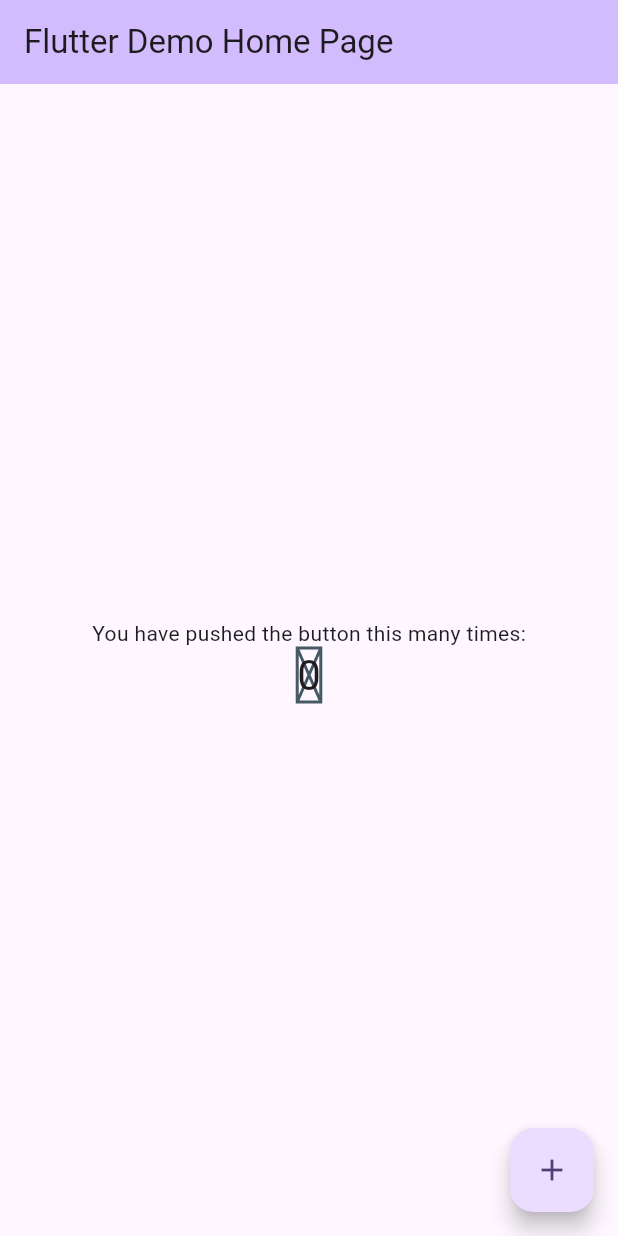
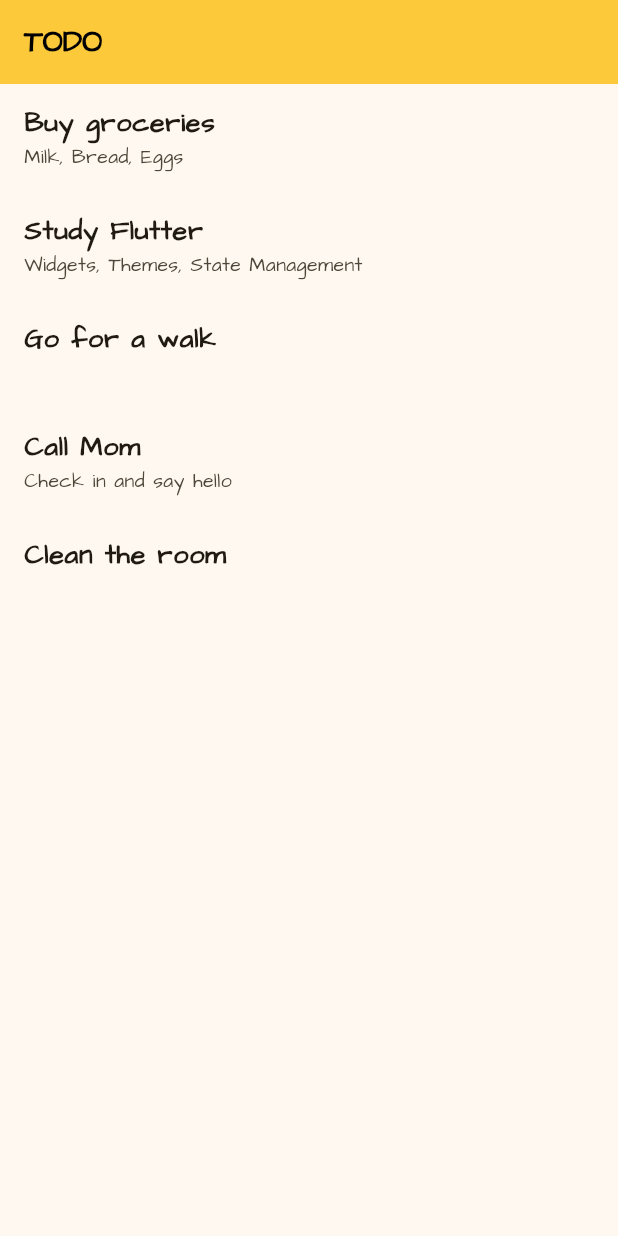
Before and after one commit to flutter-dev-mohamed/TODOApp, a Flutter app: the screen it shows after launch, on a phone screen of 412 x 824 dp. Run offline on Flutter 3.47's test engine with Material 3 defaults, Android fonts, the light colour scheme and no system bars.

Commit message:
Making the TaskCard Widget

```diff
--- /dev/null
+++ b/lib/Pages/HomePage.dart
@@ -0,0 +1,24 @@
+import 'package:flutter/material.dart';
+import 'package:test_again/dataBase/dataBase.dart';
+import 'package:test_again/theamData.dart';
+import 'package:test_again/Pages/taskCard.dart';
+
+class Homepage extends StatelessWidget {
+  Homepage({super.key});
+
+  @override
+  Widget build(BuildContext context) {
+    return Scaffold(
+      appBar: AppBar(
+        title: Text("TODO"),
+      ),
+      body: ListView.builder(
+        //  TODO: Add the taskCard widget here!
+        itemCount: tasks.length,
+        itemBuilder: (BuildContext context, index) {
+          return Taskcard(task: tasks[index]);
+        },
+      ),
+    );
+  }
+}
--- /dev/null
+++ b/lib/Pages/taskCard.dart
@@ -0,0 +1,36 @@
+import 'package:flutter/material.dart';
+import '../dataBase/dataBase.dart';
+
+const TextStyle titleTextStyle = TextStyle(
+  fontWeight: FontWeight.bold,
+  fontSize: 18,
+);
+const TextStyle subTitleStyle = TextStyle(
+  fontSize: 13,
+);
+
+class Taskcard extends StatelessWidget {
+  Taskcard({super.key, required this.task});
+
+  MyTask task;
+
+  @override
+  Widget build(BuildContext context) {
+    return Dismissible(
+      key: Key(task.ID),
+      child: Expanded(
+        child: ListTile(
+          //  TODO: Add the onTap push -> TaskPage
+          title: Text(
+            task.title,
+            style: titleTextStyle,
+          ),
+          subtitle: Text(
+            task.description,
+            style: subTitleStyle,
+          ),
+        ),
+      ),
+    );
+  }
+}
--- /dev/null
+++ b/lib/dataBase/dataBase.dart
@@ -0,0 +1,38 @@
+import 'package:uuid/uuid.dart';
+
+class MyTask {
+  String title;
+  final String ID;
+  String description;
+  bool checked = false;
+
+  MyTask({
+    required this.title,
+    this.description = "",
+  }) : ID = const Uuid().v4();
+
+  void check() {
+    this.checked = true;
+  }
+
+  void Uncheck() {
+    this.checked = false;
+  }
+}
+
+List<MyTask> tasks = [
+  MyTask(
+    title: 'Buy groceries',
+    description: 'Milk, Bread, Eggs',
+  ),
+  MyTask(
+    title: 'Study Flutter',
+    description: 'Widgets, Themes, State Management',
+  ),
+  MyTask(title: 'Go for a walk'),
+  MyTask(
+    title: 'Call Mom',
+    description: 'Check in and say hello',
+  ),
+  MyTask(title: 'Clean the room'),
+];
--- a/lib/main.dart
+++ b/lib/main.dart
@@ -1,89 +1,21 @@
 import 'package:flutter/material.dart';
+import 'Pages/HomePage.dart';
+import 'theamData.dart';
+import 'package:test_again/dataBase/dataBase.dart';
 
 void main() {
-  runApp(const thisApp());
+  runApp(const TestApp());
 }
 
-class thisApp extends StatelessWidget {
-  const thisApp({super.key});
+class TestApp extends StatelessWidget {
+  const TestApp({super.key});
 
-  // This widget is the root of your application.
   @override
   Widget build(BuildContext context) {
     return MaterialApp(
-      title: 'Flutter Demo',
-      theme: ThemeData(
-        colorScheme: ColorScheme.fromSeed(seedColor: Colors.deepPurple),
-        useMaterial3: true,
-      ),
-      home: const MyHomePage(title: 'Flutter Demo Home Page'),
+      home: Homepage(),
+      theme: themeData(false),
+      debugShowCheckedModeBanner: false,
     );
   }
 }
-
-class MyHomePage extends StatefulWidget {
-  const MyHomePage({super.key, required this.title});
-
-  final String title;
-
-  @override
-  State<MyHomePage> createState() => _MyHomePageState();
-}
-
-class _MyHomePageState extends State<MyHomePage> {
-  int _counter = 0;
-
-  void _incrementCounter() {
-    setState(() {
-      _counter++;
-    });
-  }
-
-  @override
-  Widget build(BuildContext context) {
-    return Scaffold(
-      appBar: AppBar(
-        backgroundColor: Theme.of(context).colorScheme.inversePrimary,
-        title: Text(widget.title),
-      ),
-      body: Center(
-        child: Column(
-          mainAxisAlignment: MainAxisAlignment.center,
-          children: <Widget>[
-            const Text(
-              'You have pushed the button this many times:',
-            ),
-            NumberView(counter: _counter)
-          ],
-        ),
-      ),
-      floatingActionButton: FloatingActionButton(
-        onPressed: _incrementCounter,
-        tooltip: 'Increment',
-        child: const Icon(Icons.add),
-      ), // This trailing comma makes auto-formatting nicer for build methods.
-    );
-  }
-}
-
-//
-
-class NumberView extends StatefulWidget {
-  NumberView({super.key, required this.counter});
-  int counter;
-  @override
-  State<NumberView> createState() => _NumberView();
-}
-
-class _NumberView extends State<NumberView> {
-  @override
-  Widget build(BuildContext context) {
-    return Placeholder(
-      child: Text(
-        '${widget.counter}',
-        // style: TextStyle(fontSize: 14),
-        style: Theme.of(context).textTheme.headlineMedium,
-      ),
-    );
-  }
-}
--- /dev/null
+++ b/lib/theamData.dart
@@ -0,0 +1,26 @@
+import 'package:flutter/material.dart';
+
+//   TODO: finish the theam!
+
+ThemeData themeData(bool DarckTheam) {
+  const String MyFont = 'ArchitectsDaughter';
+
+  ThemeData themeData = ThemeData(
+    appBarTheme: const AppBarTheme(
+      backgroundColor: Color(0xFFFCC93A),
+      titleTextStyle: TextStyle(
+        fontWeight: FontWeight.bold,
+        fontSize: 20,
+        fontFamily: MyFont,
+        color: Colors.black,
+      ),
+    ),
+    colorScheme: ColorScheme.fromSeed(seedColor: const Color(0xFFFCC93A)),
+    fontFamily: MyFont,
+    useMaterial3: true,
+  );
+
+  return themeData;
+}
+
+// theme: ,
```
Also changed, not shown: pubspec.yaml (+6 -1 lines), lib/Pages/taskPage.dart (added), pubspec.lock, resources/fonts/ArchitectsDaughter-Regular.ttf (added), 1 other file.
